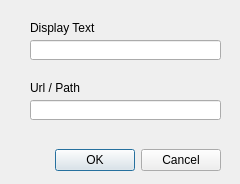
Old version of the form ui_hyperlink.ui in the repository p0cisk/qNote.
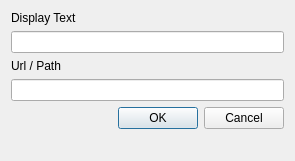
New version of the form.

Commit message: UX refactor, tooltip for links, restore full context menu

```diff
--- a/ui_hyperlink.ui
+++ b/ui_hyperlink.ui
@@ -6,75 +6,58 @@
    <rect>
     <x>0</x>
     <y>0</y>
-    <width>240</width>
-    <height>184</height>
+    <width>295</width>
+    <height>161</height>
    </rect>
   </property>
   <property name="windowTitle">
    <string>Add Hyperlink</string>
   </property>
-  <widget class="QDialogButtonBox" name="buttonBox">
-   <property name="geometry">
-    <rect>
-     <x>0</x>
-     <y>140</y>
-     <width>221</width>
-     <height>41</height>
-    </rect>
-   </property>
-   <property name="orientation">
-    <enum>Qt::Horizontal</enum>
-   </property>
-   <property name="standardButtons">
-    <set>QDialogButtonBox::Cancel|QDialogButtonBox::Ok</set>
-   </property>
-  </widget>
+  <layout class="QGridLayout" name="gridLayout">
+   <item row="0" column="0">
   <widget class="QLabel" name="label">
-   <property name="geometry">
-    <rect>
-     <x>30</x>
-     <y>20</y>
-     <width>91</width>
-     <height>16</height>
-    </rect>
-   </property>
    <property name="text">
     <string>Display Text</string>
    </property>
   </widget>
+   </item>
+   <item row="1" column="0">
+    <widget class="QLineEdit" name="eText"/>
+   </item>
+   <item row="2" column="0">
   <widget class="QLabel" name="label_2">
-   <property name="geometry">
-    <rect>
-     <x>30</x>
-     <y>80</y>
-     <width>91</width>
-     <height>16</height>
-    </rect>
-   </property>
    <property name="text">
     <string>Url / Path</string>
    </property>
   </widget>
-  <widget class="QLineEdit" name="textInput_displayText">
-   <property name="geometry">
-    <rect>
-     <x>30</x>
-     <y>40</y>
-     <width>191</width>
-     <height>20</height>
-    </rect>
-   </property>
-  </widget>
-  <widget class="QLineEdit" name="textInput_url">
-   <property name="geometry">
-    <rect>
-     <x>30</x>
-     <y>100</y>
-     <width>191</width>
-     <height>20</height>
-    </rect>
-   </property>
-  </widget>
+   </item>
+   <item row="3" column="0">
+    <widget class="QLineEdit" name="eLink"/>
+   </item>
+   <item row="4" column="0">
+    <widget class="QDialogButtonBox" name="buttonBox">
+     <property name="orientation">
+      <enum>Qt::Horizontal</enum>
+     </property>
+     <property name="standardButtons">
+      <set>QDialogButtonBox::Cancel|QDialogButtonBox::Ok</set>
+     </property>
+    </widget>
+   </item>
+   <item row="5" column="0">
+    <spacer name="verticalSpacer">
+     <property name="orientation">
+      <enum>Qt::Vertical</enum>
+     </property>
+     <property name="sizeHint" stdset="0">
+      <size>
+       <width>20</width>
+       <height>40</height>
+      </size>
+     </property>
+    </spacer>
+   </item>
+  </layout>
  </widget>
  <resources/>
  <connections>
```
Lines whose indentation alone changed are shown as unchanged. The commit also changes 4 other files.
